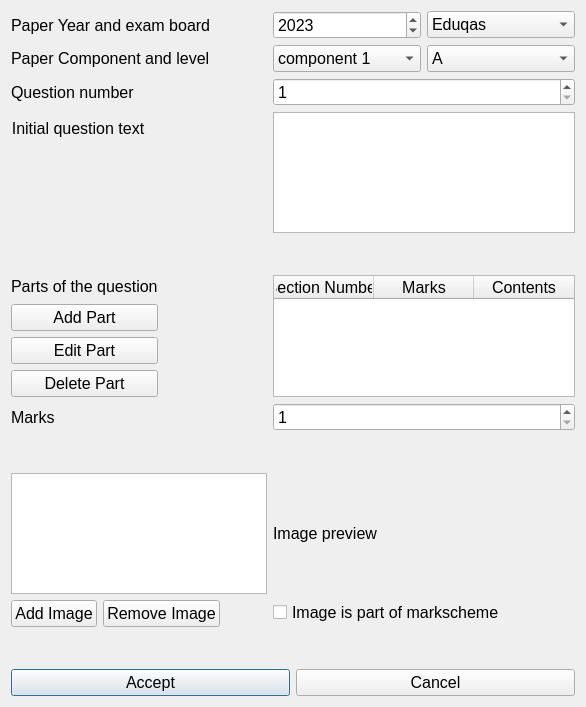
Above: QT/AddEditQuestions.ui from Daniel-CG-Wright/ExamPaperProject before the change. Below: the same form after it.
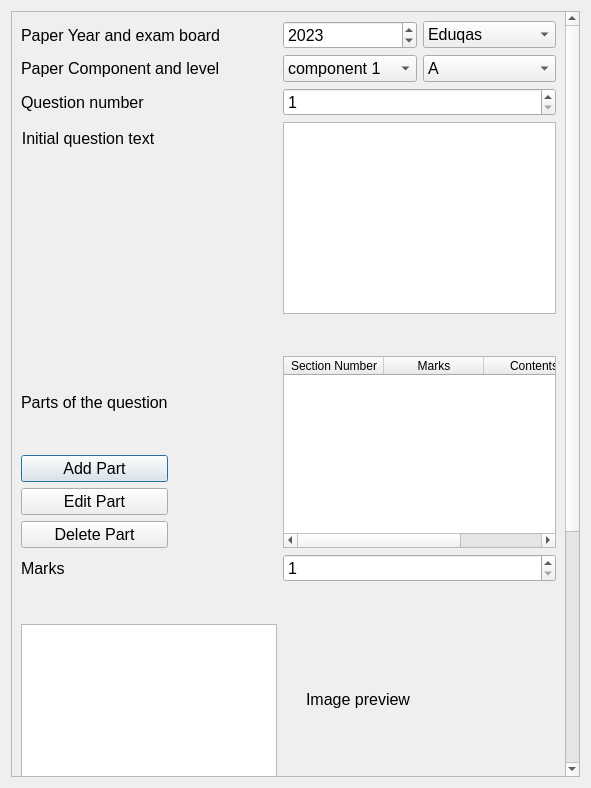
That is the form after the change.

Commit message: adding questions is fully implemented, ediitng should be mostly implemented, just need to connect buttons. Pelase add a way to view images int he question databank

Diff of the .ui file:
```diff
--- a/QT/AddEditQuestions.ui
+++ b/QT/AddEditQuestions.ui
@@ -6,8 +6,8 @@
    <rect>
     <x>0</x>
     <y>0</y>
-    <width>586</width>
-    <height>707</height>
+    <width>591</width>
+    <height>788</height>
    </rect>
   </property>
   <property name="font">
@@ -18,25 +18,104 @@
   <property name="windowTitle">
    <string>Add/Edit question</string>
   </property>
-  <layout class="QFormLayout" name="formLayout">
-   <item row="1" column="0">
+  <layout class="QVBoxLayout" name="verticalLayout_3">
+   <item>
+    <widget class="QScrollArea" name="scrollArea">
+     <property name="widgetResizable">
+      <bool>true</bool>
+     </property>
+     <widget class="QWidget" name="scrollAreaWidgetContents">
+      <property name="geometry">
+       <rect>
+        <x>0</x>
+        <y>0</y>
+        <width>554</width>
+        <height>1116</height>
+       </rect>
+      </property>
+      <layout class="QFormLayout" name="formLayout_2">
+       <item row="0" column="0">
     <widget class="QLabel" name="lYear">
      <property name="text">
       <string>Paper Year and exam board</string>
      </property>
     </widget>
    </item>
-   <item row="2" column="0">
+       <item row="0" column="1">
+        <layout class="QHBoxLayout" name="horizontalLayout_4">
+         <item>
+          <widget class="QDateEdit" name="deYear">
+           <property name="sizePolicy">
+            <sizepolicy hsizetype="Expanding" vsizetype="Fixed">
+             <horstretch>0</horstretch>
+             <verstretch>0</verstretch>
+            </sizepolicy>
+           </property>
+           <property name="maximumDate">
+            <date>
+             <year>2500</year>
+             <month>12</month>
+             <day>31</day>
+            </date>
+           </property>
+           <property name="minimumDate">
+            <date>
+             <year>2000</year>
+             <month>9</month>
+             <day>14</day>
+            </date>
+           </property>
+           <property name="displayFormat">
+            <string>yyyy</string>
+           </property>
+           <property name="date">
+            <date>
+             <year>2023</year>
+             <month>9</month>
+             <day>14</day>
+            </date>
+           </property>
+          </widget>
+         </item>
+         <item>
+          <widget class="QComboBox" name="cbBoard">
+           <property name="sizePolicy">
+            <sizepolicy hsizetype="Expanding" vsizetype="Fixed">
+             <horstretch>0</horstretch>
+             <verstretch>0</verstretch>
+            </sizepolicy>
+           </property>
+           <item>
+            <property name="text">
+             <string>Eduqas</string>
+            </property>
+           </item>
+           <item>
+            <property name="text">
+             <string>WJEC</string>
+            </property>
+           </item>
+          </widget>
+         </item>
+        </layout>
+       </item>
+       <item row="1" column="0">
     <widget class="QLabel" name="lCompLevel">
      <property name="text">
       <string>Paper Component and level</string>
      </property>
     </widget>
    </item>
-   <item row="2" column="1">
+       <item row="1" column="1">
     <layout class="QHBoxLayout" name="horizontalLayout">
      <item>
       <widget class="QComboBox" name="cbComponent">
+           <property name="sizePolicy">
+            <sizepolicy hsizetype="Expanding" vsizetype="Fixed">
+             <horstretch>0</horstretch>
+             <verstretch>0</verstretch>
+            </sizepolicy>
+           </property>
        <item>
         <property name="text">
          <string>component 1</string>
@@ -51,6 +130,12 @@
      </item>
      <item>
       <widget class="QComboBox" name="cbLevel">
+           <property name="sizePolicy">
+            <sizepolicy hsizetype="Expanding" vsizetype="Fixed">
+             <horstretch>0</horstretch>
+             <verstretch>0</verstretch>
+            </sizepolicy>
+           </property>
        <item>
         <property name="text">
          <string>A</string>
@@ -65,14 +150,14 @@
      </item>
     </layout>
    </item>
-   <item row="3" column="0">
+       <item row="2" column="0">
     <widget class="QLabel" name="lQNumber">
      <property name="text">
       <string>Question number</string>
      </property>
     </widget>
    </item>
-   <item row="3" column="1">
+       <item row="2" column="1">
     <widget class="QSpinBox" name="sbQNumber">
      <property name="minimum">
       <number>1</number>
@@ -82,7 +167,7 @@
      </property>
     </widget>
    </item>
-   <item row="4" column="0">
+       <item row="3" column="0">
     <widget class="QLabel" name="lQuestionPrompt">
      <property name="toolTip">
       <string>Shown before parts are shown</string>
@@ -104,72 +189,26 @@
      </property>
     </widget>
    </item>
-   <item row="4" column="1">
+       <item row="3" column="1">
     <widget class="QTextEdit" name="textEdit"/>
    </item>
-   <item row="8" column="0">
-    <widget class="QLabel" name="lBaseMarks">
-     <property name="text">
-      <string>Marks</string>
-     </property>
-    </widget>
-   </item>
-   <item row="8" column="1">
-    <widget class="QSpinBox" name="sbMarks">
-     <property name="minimum">
-      <number>1</number>
-     </property>
-     <property name="maximum">
-      <number>100</number>
-     </property>
-    </widget>
-   </item>
-   <item row="13" column="0" colspan="2">
-    <layout class="QHBoxLayout" name="horizontalLayout_2">
-     <item>
-      <widget class="QPushButton" name="pbAccept">
-       <property name="font">
-        <font>
-         <pointsize>12</pointsize>
-        </font>
-       </property>
-       <property name="text">
-        <string>Accept</string>
-       </property>
-      </widget>
-     </item>
-     <item>
-      <widget class="QPushButton" name="pbCancel">
-       <property name="text">
-        <string>Cancel</string>
-       </property>
-      </widget>
-     </item>
-    </layout>
-   </item>
-   <item row="7" column="1">
-    <widget class="QTableWidget" name="twParts">
-     <attribute name="horizontalHeaderStretchLastSection">
-      <bool>true</bool>
-     </attribute>
-     <column>
-      <property name="text">
-       <string>Section Number</string>
-      </property>
-     </column>
-     <column>
-      <property name="text">
-       <string>Marks</string>
-      </property>
-     </column>
-     <column>
-      <property name="text">
-       <string>Contents</string>
-      </property>
-     </column>
-    </widget>
-   </item>
-   <item row="7" column="0">
+       <item row="4" column="0" colspan="2">
+        <spacer name="verticalSpacer_2">
+         <property name="orientation">
+          <enum>Qt::Vertical</enum>
+         </property>
+         <property name="sizeType">
+          <enum>QSizePolicy::Fixed</enum>
+         </property>
+         <property name="sizeHint" stdset="0">
+          <size>
+           <width>20</width>
+           <height>30</height>
+          </size>
+         </property>
+        </spacer>
+       </item>
+       <item row="5" column="0">
     <layout class="QVBoxLayout" name="verticalLayout">
      <item>
       <widget class="QLabel" name="label">
@@ -201,56 +240,90 @@
      </item>
     </layout>
    </item>
-   <item row="10" column="0">
-    <widget class="QListView" name="listView"/>
-   </item>
-   <item row="10" column="1">
+       <item row="5" column="1">
+        <widget class="QTableWidget" name="twParts">
+         <attribute name="horizontalHeaderStretchLastSection">
+          <bool>true</bool>
+         </attribute>
+         <column>
+          <property name="text">
+           <string>Section Number</string>
+          </property>
+         </column>
+         <column>
+          <property name="text">
+           <string>Marks</string>
+          </property>
+         </column>
+         <column>
+          <property name="text">
+           <string>Contents</string>
+          </property>
+         </column>
+        </widget>
+       </item>
+       <item row="6" column="0">
+        <widget class="QLabel" name="lBaseMarks">
+         <property name="text">
+          <string>Marks</string>
+         </property>
+        </widget>
+       </item>
+       <item row="6" column="1">
+        <widget class="QSpinBox" name="sbMarks">
+         <property name="minimum">
+          <number>1</number>
+         </property>
+         <property name="maximum">
+          <number>100</number>
+         </property>
+        </widget>
+       </item>
+       <item row="7" column="0" colspan="2">
+        <spacer name="verticalSpacer">
+         <property name="orientation">
+          <enum>Qt::Vertical</enum>
+         </property>
+         <property name="sizeType">
+          <enum>QSizePolicy::Fixed</enum>
+         </property>
+         <property name="sizeHint" stdset="0">
+          <size>
+           <width>20</width>
+           <height>30</height>
+          </size>
+         </property>
+        </spacer>
+       </item>
+       <item row="8" column="0">
+        <widget class="QListWidget" name="lwImages"/>
+       </item>
+       <item row="8" column="1">
     <widget class="QLabel" name="lImagePreview">
+         <property name="sizePolicy">
+          <sizepolicy hsizetype="Fixed" vsizetype="Fixed">
+           <horstretch>0</horstretch>
+           <verstretch>0</verstretch>
+          </sizepolicy>
+         </property>
+         <property name="minimumSize">
+          <size>
+           <width>150</width>
+           <height>150</height>
+          </size>
+         </property>
      <property name="text">
       <string>Image preview</string>
      </property>
-    </widget>
-   </item>
-   <item row="11" column="1">
-    <widget class="QCheckBox" name="checkBoxIsMarkscheme">
-     <property name="text">
-      <string>Image is part of markscheme</string>
-     </property>
-    </widget>
-   </item>
-   <item row="9" column="0" colspan="2">
-    <spacer name="verticalSpacer">
-     <property name="orientation">
-      <enum>Qt::Vertical</enum>
-     </property>
-     <property name="sizeType">
-      <enum>QSizePolicy::Fixed</enum>
-     </property>
-     <property name="sizeHint" stdset="0">
-      <size>
-       <width>20</width>
-       <height>30</height>
-      </size>
-     </property>
-    </spacer>
-   </item>
-   <item row="5" column="0" colspan="2">
-    <spacer name="verticalSpacer_2">
-     <property name="orientation">
-      <enum>Qt::Vertical</enum>
-     </property>
-     <property name="sizeType">
-      <enum>QSizePolicy::Fixed</enum>
-     </property>
-     <property name="sizeHint" stdset="0">
-      <size>
-       <width>20</width>
-       <height>30</height>
-      </size>
-     </property>
-    </spacer>
-   </item>
-   <item row="11" column="0">
+         <property name="scaledContents">
+          <bool>true</bool>
+         </property>
+         <property name="alignment">
+          <set>Qt::AlignCenter</set>
+         </property>
+        </widget>
+       </item>
+       <item row="9" column="0">
     <layout class="QHBoxLayout" name="horizontalLayout_3">
      <item>
       <widget class="QPushButton" name="pbAddImage">
@@ -268,7 +341,14 @@
      </item>
     </layout>
    </item>
-   <item row="12" column="0">
+       <item row="9" column="1">
+        <widget class="QCheckBox" name="checkBoxIsMarkscheme">
+         <property name="text">
+          <string>Image is part of markscheme</string>
+         </property>
+        </widget>
+       </item>
+       <item row="11" column="0">
     <spacer name="verticalSpacer_3">
      <property name="orientation">
       <enum>Qt::Vertical</enum>
@@ -284,51 +364,53 @@
      </property>
     </spacer>
    </item>
-   <item row="1" column="1">
-    <layout class="QHBoxLayout" name="horizontalLayout_4">
+       <item row="12" column="0">
+        <layout class="QVBoxLayout" name="verticalLayout_2">
      <item>
-      <widget class="QDateEdit" name="deYear">
-       <property name="maximumDate">
-        <date>
-         <year>2500</year>
-         <month>12</month>
-         <day>31</day>
-        </date>
-       </property>
-       <property name="minimumDate">
-        <date>
-         <year>2000</year>
-         <month>9</month>
-         <day>14</day>
-        </date>
-       </property>
-       <property name="displayFormat">
-        <string>yyyy</string>
-       </property>
-       <property name="date">
-        <date>
-         <year>2023</year>
-         <month>9</month>
-         <day>14</day>
-        </date>
-       </property>
+          <widget class="QLabel" name="label_2">
+           <property name="text">
+            <string>Markscheme text</string>
+           </property>
       </widget>
      </item>
      <item>
-      <widget class="QComboBox" name="cbBoard">
-       <item>
+          <widget class="QPushButton" name="pbAddTopics">
         <property name="text">
-         <string>Eduqas</string>
-        </property>
-       </item>
+            <string>Add Topics</string>
+           </property>
+          </widget>
+         </item>
+        </layout>
+       </item>
+       <item row="12" column="1">
+        <widget class="QTextEdit" name="teMS"/>
+       </item>
+       <item row="13" column="0" colspan="2">
+        <layout class="QHBoxLayout" name="horizontalLayout_2">
        <item>
+          <widget class="QPushButton" name="pbAccept">
+           <property name="font">
+            <font>
+             <pointsize>12</pointsize>
+            </font>
+           </property>
         <property name="text">
-         <string>WJEC</string>
-        </property>
-       </item>
+            <string>Accept</string>
+           </property>
+          </widget>
+         </item>
+         <item>
+          <widget class="QPushButton" name="pbCancel">
+           <property name="text">
+            <string>Cancel</string>
+           </property>
       </widget>
      </item>
     </layout>
+       </item>
+      </layout>
+     </widget>
+    </widget>
    </item>
   </layout>
  </widget>
```
Lines whose indentation alone changed are shown as unchanged. The commit also changes 12 other files.
